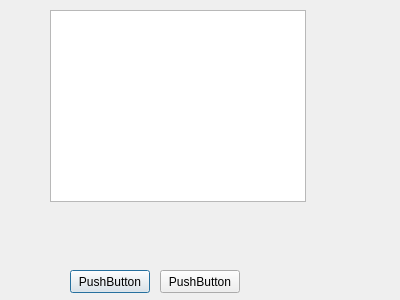
Old version of the form resultswindow.ui in the repository lelika1/disturber.
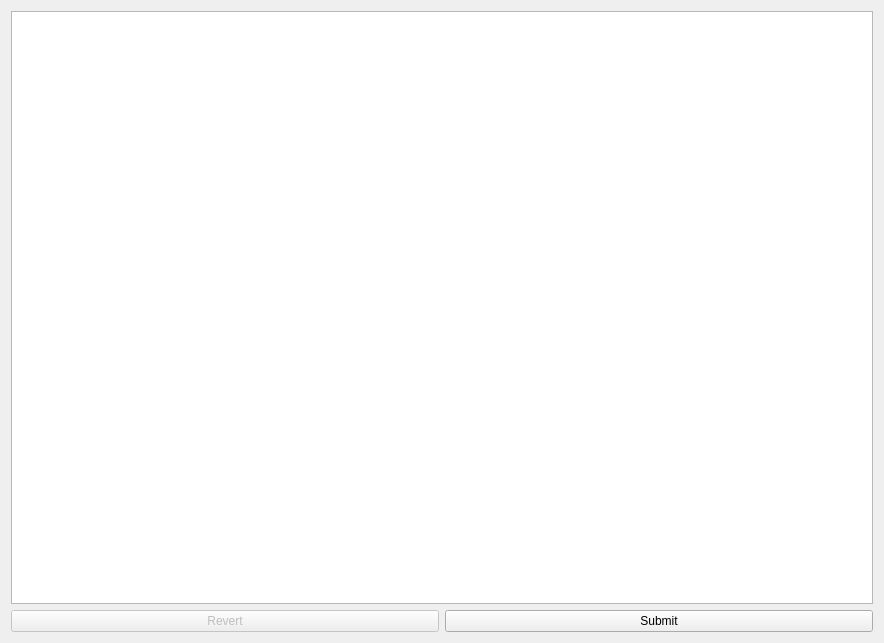
New version of the form.

Diff of the .ui file:
```diff
--- a/resultswindow.ui
+++ b/resultswindow.ui
@@ -6,49 +6,41 @@
    <rect>
     <x>0</x>
     <y>0</y>
-    <width>400</width>
-    <height>300</height>
+    <width>884</width>
+    <height>643</height>
    </rect>
   </property>
   <property name="windowTitle">
    <string>Dialog</string>
   </property>
-  <widget class="QTableView" name="tableView">
-   <property name="geometry">
-    <rect>
-     <x>50</x>
-     <y>10</y>
-     <width>256</width>
-     <height>192</height>
-    </rect>
-   </property>
-  </widget>
-  <widget class="QPushButton" name="pushButton">
-   <property name="geometry">
-    <rect>
-     <x>70</x>
-     <y>270</y>
-     <width>80</width>
-     <height>23</height>
-    </rect>
-   </property>
-   <property name="text">
-    <string>PushButton</string>
-   </property>
-  </widget>
-  <widget class="QPushButton" name="pushButton_2">
-   <property name="geometry">
-    <rect>
-     <x>160</x>
-     <y>270</y>
-     <width>80</width>
-     <height>23</height>
-    </rect>
-   </property>
-   <property name="text">
-    <string>PushButton</string>
-   </property>
-  </widget>
+  <layout class="QGridLayout" name="gridLayout">
+   <item row="0" column="0" colspan="2">
+    <widget class="QTableView" name="tableView"/>
+   </item>
+   <item row="1" column="0">
+    <widget class="QPushButton" name="revertBtn">
+     <property name="enabled">
+      <bool>false</bool>
+     </property>
+     <property name="text">
+      <string>Revert</string>
+     </property>
+     <property name="default">
+      <bool>false</bool>
+     </property>
+     <property name="flat">
+      <bool>false</bool>
+     </property>
+    </widget>
+   </item>
+   <item row="1" column="1">
+    <widget class="QPushButton" name="submitBtn">
+     <property name="text">
+      <string>Submit</string>
+     </property>
+    </widget>
+   </item>
+  </layout>
  </widget>
  <resources/>
  <connections/>
```
Left out of the diff: 2 changed lines with no effect on the pictures.
